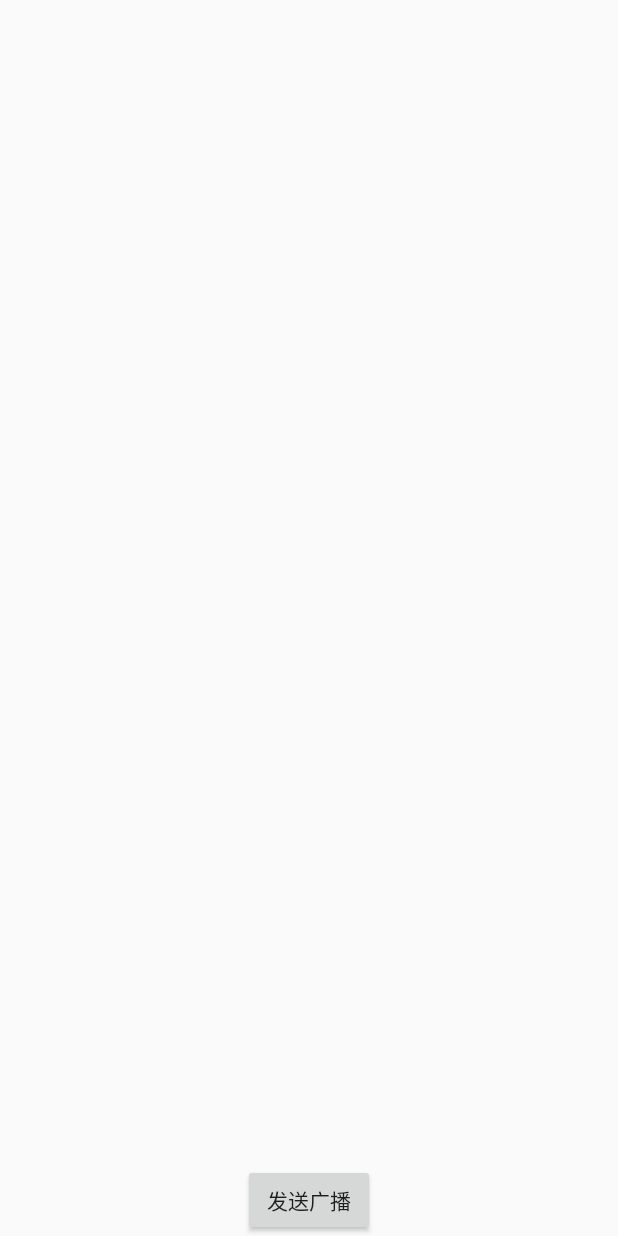
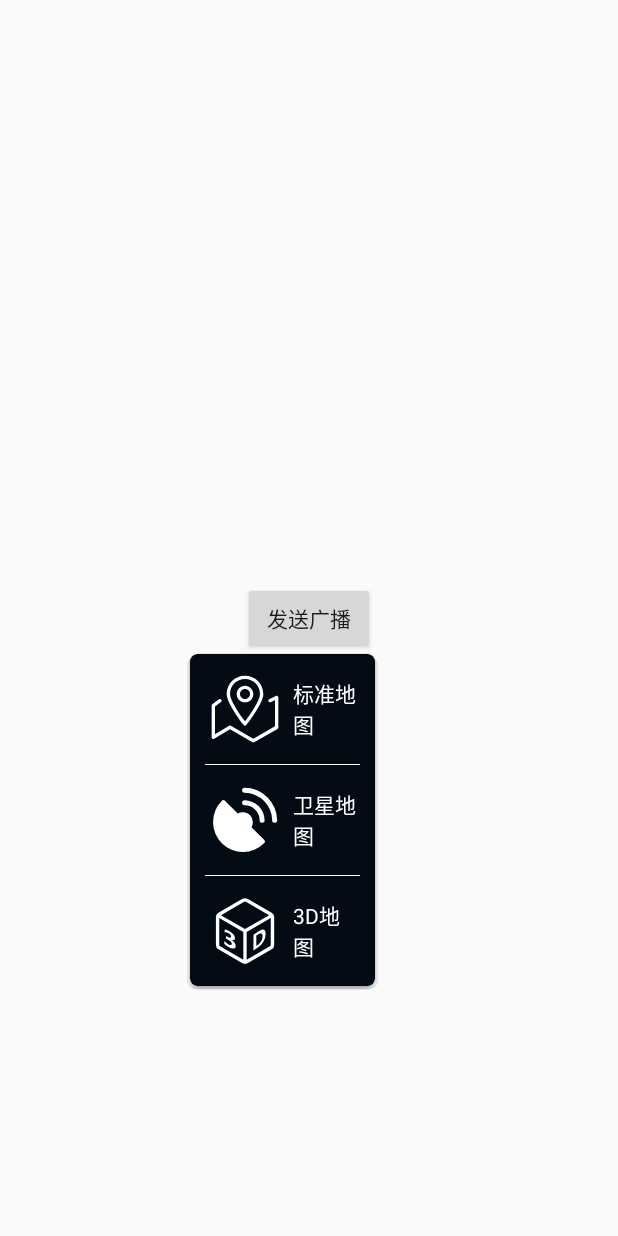
Before and after one commit to AndroidCoderPeng/Androidx-lite-lib, an Android app: the MainActivity screen opened directly, with no data from a screen before it, after a tap on "发送广播", on a phone screen of 412 x 824 dp. Run offline under Robolectric (Android 15) with nearby library versions, the phone set to English and light mode, and no system bars; our stand-ins replace CircleImageView.

Commit message:
feat(EasyPopupWindow): 添加自定义框架-10

```diff
--- a/app/src/main/java/com/pengxh/androidx/lib/MainActivity.java
+++ b/app/src/main/java/com/pengxh/androidx/lib/MainActivity.java
@@ -1,15 +1,19 @@
 package com.pengxh.androidx.lib;
 
 import android.content.Context;
+import android.util.Log;
 import android.view.View;
 
 import com.pengxh.androidx.lib.databinding.ActivityMainBinding;
 import com.pengxh.androidx.lite.base.AndroidxBaseActivity;
+import com.pengxh.androidx.lite.widget.EasyPopupWindow;
 
 public class MainActivity extends AndroidxBaseActivity<ActivityMainBinding> {
 
     private static final String TAG = "MainActivity";
     private final Context context = MainActivity.this;
+    private final int[] POPUP_IMAGES = new int[]{R.drawable.ic_menu_map, R.drawable.ic_satellite, R.drawable.ic_3d};
+    private final String[] POPUP_TITLES = new String[]{"标准地图", "卫星地图", "3D地图"};
 
     @Override
     protected void setupTopBarLayout() {
@@ -23,10 +27,19 @@ public class MainActivity extends AndroidxBaseActivity<ActivityMainBinding> {
 
     @Override
     protected void initEvent() {
+        EasyPopupWindow easyPopupWindow = new EasyPopupWindow(context);
+        easyPopupWindow.setPopupMenuItem(POPUP_IMAGES, POPUP_TITLES);
+        easyPopupWindow.setOnPopupWindowClickListener(new EasyPopupWindow.OnPopupWindowClickListener() {
+            @Override
+            public void onPopupItemClicked(int position) {
+                Log.d(TAG, "onPopupItemClicked: " + POPUP_TITLES[position]);
+            }
+        });
         viewBinding.button.setOnClickListener(new View.OnClickListener() {
             @Override
             public void onClick(View v) {
-
+                int x = viewBinding.button.getWidth() - easyPopupWindow.getWidth();
+                easyPopupWindow.showAsDropDown(viewBinding.button, x, 0);
             }
         });
     }
--- /dev/null
+++ b/app/src/main/res/drawable/ic_3d.xml
@@ -0,0 +1,12 @@
+<vector xmlns:android="http://schemas.android.com/apk/res/android"
+    android:width="80px"
+    android:height="80px"
+    android:viewportWidth="1024"
+    android:viewportHeight="1024">
+    <path
+        android:pathData="M682.67,519.04l-61.87,41.17 -1.07,202.03 61.23,-41.17a220.8,220.8 0,0 0,68.27 -74.45A186.88,186.88 0,0 0,776.11 554.67q0.21,-99.41 -93.44,-35.63zM720.85,640a133.12,133.12 0,0 1,-42.67 46.72l-21.33,13.87v-131.41l21.33,-13.87a47.79,47.79 0,0 1,42.67 -11.31c10.67,4.05 16,16.21 16,36.27a128,128 0,0 1,-16 59.73zM378.67,663.25a133.12,133.12 0,0 0,-39.47 -35.63q46.08,13.65 44.8,-26.24a78.08,78.08 0,0 0,-21.33 -47.57A189.65,189.65 0,0 0,308.05 512a151.89,151.89 0,0 0,-56.32 -18.35v34.99a81.92,81.92 0,0 1,45.23 10.24c23.89,12.37 36.27,27.09 36.69,44.37s-14.72,19.63 -45.87,3.41l-19.2,-9.81v32.64l21.33,10.67a144.21,144.21 0,0 1,38.83 27.52,45.44 45.44,0 0,1 14.51,29.01c0,9.39 -3.41,14.72 -10.88,15.79a58.03,58.03 0,0 1,-31.15 -8.53,184.53 184.53,0 0,1 -54.83,-42.67l1.28,37.33a234.67,234.67 0,0 0,58.24 40.11,112.21 112.21,0 0,0 64,17.28c16,-2.56 23.47,-13.44 22.83,-32.85a71.47,71.47 0,0 0,-14.08 -39.89z"
+        android:fillColor="@color/white" />
+    <path
+        android:pathData="M853.33,278.61L544,100.48a64,64 0,0 0,-64 0L171.73,278.61a64,64 0,0 0,-32 55.25v356.27a64,64 0,0 0,32 55.25l308.27,178.13a64,64 0,0 0,64 0L853.33,745.39a64,64 0,0 0,32 -55.25v-356.27a64,64 0,0 0,-32 -55.25zM501.33,137.39a21.33,21.33 0,0 1,21.33 0l298.67,171.95L512,487.47 203.73,309.33zM193.07,708.48a21.33,21.33 0,0 1,-10.67 -18.35L182.4,346.24L490.67,524.37v356.05zM830.93,708.48L533.33,880.43L533.33,524.37l308.27,-178.13v343.89a21.33,21.33 0,0 1,-9.6 18.35z"
+        android:fillColor="@color/white" />
+</vector>
--- /dev/null
+++ b/app/src/main/res/drawable/ic_menu_map.xml
@@ -0,0 +1,15 @@
+<vector xmlns:android="http://schemas.android.com/apk/res/android"
+    android:width="80px"
+    android:height="80px"
+    android:viewportWidth="1024"
+    android:viewportHeight="1024">
+    <path
+        android:fillColor="@color/white"
+        android:pathData="M512,725.33c-6.4,0 -12.8,-2.13 -17.07,-8.53C486.4,706.13 277.33,443.73 277.33,320c0,-130.13 104.53,-234.67 234.67,-234.67s234.67,104.53 234.67,234.67c0,123.73 -209.07,386.13 -217.6,396.8 -4.27,6.4 -10.67,8.53 -17.07,8.53zM512,128c-106.67,0 -192,85.33 -192,192 0,83.2 125.87,264.53 192,349.87 66.13,-85.33 192,-266.67 192,-349.87 0,-106.67 -85.33,-192 -192,-192z" />
+    <path
+        android:fillColor="@color/white"
+        android:pathData="M618.67,938.67c-4.27,0 -6.4,0 -10.67,-2.13L320,772.27l-202.67,121.6c-6.4,4.27 -14.93,4.27 -21.33,0S85.33,883.2 85.33,874.67V469.33c0,-6.4 2.13,-12.8 8.53,-17.07l85.33,-64c8.53,-6.4 23.47,-4.27 29.87,4.27 6.4,8.53 4.27,23.47 -4.27,29.87L128,480v356.27l181.33,-108.8c6.4,-4.27 14.93,-4.27 21.33,0L618.67,891.73l277.33,-157.87V396.8l-55.47,27.73c-10.67,4.27 -23.47,0 -27.73,-8.53 -4.27,-10.67 0,-23.47 8.53,-27.73l85.33,-42.67c6.4,-4.27 14.93,-2.13 21.33,0 6.4,4.27 10.67,10.67 10.67,19.2v384c0,8.53 -4.27,14.93 -10.67,19.2l-298.67,170.67H618.67z" />
+    <path
+        android:fillColor="@color/white"
+        android:pathData="M512,426.67c-59.73,0 -106.67,-46.93 -106.67,-106.67s46.93,-106.67 106.67,-106.67 106.67,46.93 106.67,106.67 -46.93,106.67 -106.67,106.67zM512,256c-36.27,0 -64,27.73 -64,64s27.73,64 64,64 64,-27.73 64,-64 -27.73,-64 -64,-64z" />
+</vector>
--- /dev/null
+++ b/app/src/main/res/drawable/ic_satellite.xml
@@ -0,0 +1,12 @@
+<vector xmlns:android="http://schemas.android.com/apk/res/android"
+    android:width="80px"
+    android:height="80px"
+    android:viewportWidth="1024"
+    android:viewportHeight="1024">
+    <path
+        android:fillColor="@color/white"
+        android:pathData="M756.16,810.88A384,384 0,0 1,213.12 267.84a32,32 0,0 1,45.12 0l161.28,161.28a130.91,130.91 0,0 1,155.52 19.84,126.24 126.24,0 0,1 37.44,90.56 127.65,127.65 0,0 1,-17.6 64.96l161.28,161.28a32,32 0,0 1,0 45.12zM731.23,548.77a32,32 0,0 1,-32 -32,192 192,0 0,0 -192,-192 32,32 0,0 1,0 -64,256 256,0 0,1 256,256 32,32 0,0 1,-32 32z" />
+    <path
+        android:fillColor="@color/white"
+        android:pathData="M891.23,548.77a32,32 0,0 1,-32 -32,352 352,0 0,0 -352,-352 32,32 0,0 1,0 -64,416 416,0 0,1 416,416 32,32 0,0 1,-32 32z" />
+</vector>
--- a/app/src/main/res/layout/activity_main.xml
+++ b/app/src/main/res/layout/activity_main.xml
@@ -10,7 +10,6 @@
         android:id="@+id/button"
         android:layout_width="wrap_content"
         android:layout_height="wrap_content"
-        android:layout_alignParentBottom="true"
-        android:layout_centerHorizontal="true"
+        android:layout_centerInParent="true"
         android:text="发送广播" />
 </RelativeLayout>
--- /dev/null
+++ b/lite/src/main/java/com/pengxh/androidx/lite/widget/EasyPopupWindow.java
@@ -0,0 +1,96 @@
+package com.pengxh.androidx.lite.widget;
+
+import android.content.Context;
+import android.view.LayoutInflater;
+import android.view.View;
+import android.view.ViewGroup;
+import android.widget.AdapterView;
+import android.widget.BaseAdapter;
+import android.widget.ImageView;
+import android.widget.ListView;
+import android.widget.PopupWindow;
+import android.widget.TextView;
+
+import com.pengxh.androidx.lite.R;
+import com.pengxh.androidx.lite.utils.DeviceSizeUtil;
+
+public class EasyPopupWindow extends PopupWindow {
+
+    private OnPopupWindowClickListener clickListener;
+
+    public EasyPopupWindow(Context context) {
+        setWidth((int) (DeviceSizeUtil.getScreenWidth(context) * 0.3));
+        setHeight(ViewGroup.LayoutParams.WRAP_CONTENT);
+        setOutsideTouchable(true);
+        setFocusable(true);
+        setAnimationStyle(R.style.PopupAnimation);
+        setBackgroundDrawable(null);
+        View view = LayoutInflater.from(context).inflate(R.layout.popup_menu_option, null, false);
+        setContentView(view);
+    }
+
+    public void setPopupMenuItem(int[] imageArray, String[] titleArray) {
+        View contentView = getContentView();
+        try {
+            ListView popupListView = contentView.findViewById(R.id.popupListView);
+            popupListView.setAdapter(new BaseAdapter() {
+
+                private final LayoutInflater inflater = LayoutInflater.from(contentView.getContext());
+
+                @Override
+                public int getCount() {
+                    return imageArray.length;
+                }
+
+                @Override
+                public Object getItem(int position) {
+                    return imageArray[position];
+                }
+
+                @Override
+                public long getItemId(int position) {
+                    return position;
+                }
+
+                @Override
+                public View getView(int position, View convertView, ViewGroup parent) {
+                    PopupWindowHolder holder;
+                    if (convertView == null) {
+                        convertView = inflater.inflate(R.layout.item_popup_menu, null);
+                        holder = new PopupWindowHolder();
+                        holder.imageView = convertView.findViewById(R.id.imageView);
+                        holder.titleView = convertView.findViewById(R.id.titleView);
+                        convertView.setTag(holder);
+                    } else {
+                        holder = (PopupWindowHolder) convertView.getTag();
+                    }
+                    holder.imageView.setBackgroundResource(imageArray[position]);
+                    holder.titleView.setText(titleArray[position]);
+                    return convertView;
+                }
+            });
+            popupListView.setOnItemClickListener(new AdapterView.OnItemClickListener() {
+                @Override
+                public void onItemClick(AdapterView<?> parent, View view, int position, long id) {
+                    clickListener.onPopupItemClicked(position);
+                    dismiss();
+                }
+            });
+        } catch (NullPointerException e) {
+            e.printStackTrace();
+        }
+    }
+
+    public interface OnPopupWindowClickListener {
+        void onPopupItemClicked(int position);
+    }
+
+    public void setOnPopupWindowClickListener(OnPopupWindowClickListener windowClickListener) {
+        this.clickListener = windowClickListener;
+    }
+
+    static class PopupWindowHolder {
+        ImageView imageView;
+        TextView titleView;
+    }
+}
--- /dev/null
+++ b/lite/src/main/res/drawable/popup_list_divider.xml
@@ -0,0 +1,10 @@
+<?xml version="1.0" encoding="utf-8"?>
+<layer-list xmlns:android="http://schemas.android.com/apk/res/android">
+    <item
+        android:left="10dp"
+        android:right="10dp">
+        <shape android:shape="rectangle">
+            <solid android:color="#FFFFFF" />
+        </shape>
+    </item>
+</layer-list>
--- /dev/null
+++ b/lite/src/main/res/layout/item_popup_menu.xml
@@ -0,0 +1,19 @@
+<?xml version="1.0" encoding="utf-8"?>
+<LinearLayout xmlns:android="http://schemas.android.com/apk/res/android"
+    android:layout_width="match_parent"
+    android:layout_height="wrap_content"
+    android:gravity="center|start"
+    android:padding="10dp">
+
+    <ImageView
+        android:id="@+id/imageView"
+        android:layout_width="wrap_content"
+        android:layout_height="wrap_content" />
+
+    <TextView
+        android:id="@+id/titleView"
+        android:layout_width="wrap_content"
+        android:layout_height="wrap_content"
+        android:layout_marginStart="5dp"
+        android:textColor="#FFFFFF" />
+</LinearLayout>
--- /dev/null
+++ b/lite/src/main/res/layout/popup_menu_option.xml
@@ -0,0 +1,16 @@
+<?xml version="1.0" encoding="utf-8"?>
+<androidx.cardview.widget.CardView xmlns:android="http://schemas.android.com/apk/res/android"
+    xmlns:app="http://schemas.android.com/apk/res-auto"
+    android:layout_width="match_parent"
+    android:layout_height="wrap_content"
+    android:backgroundTint="#030B14"
+    app:cardCornerRadius="5dp">
+
+    <ListView
+        android:id="@+id/popupListView"
+        android:layout_width="match_parent"
+        android:layout_height="wrap_content"
+        android:divider="@drawable/popup_list_divider"
+        android:dividerHeight="1px"
+        android:scrollbars="none" />
+</androidx.cardview.widget.CardView>
```
